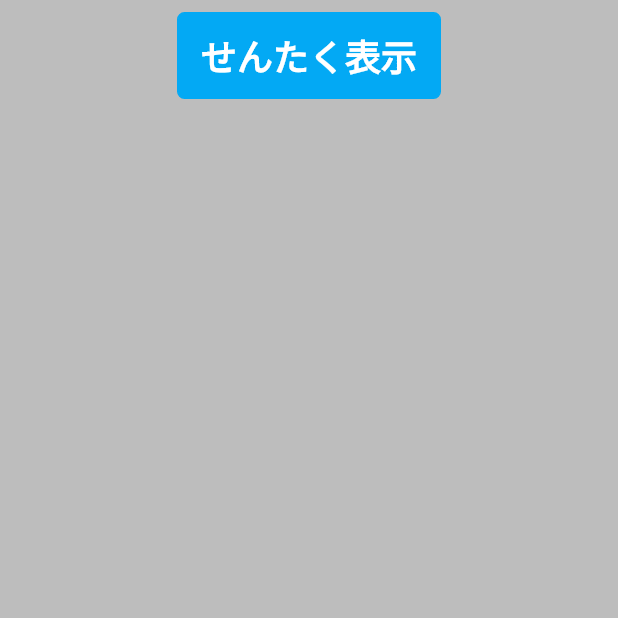
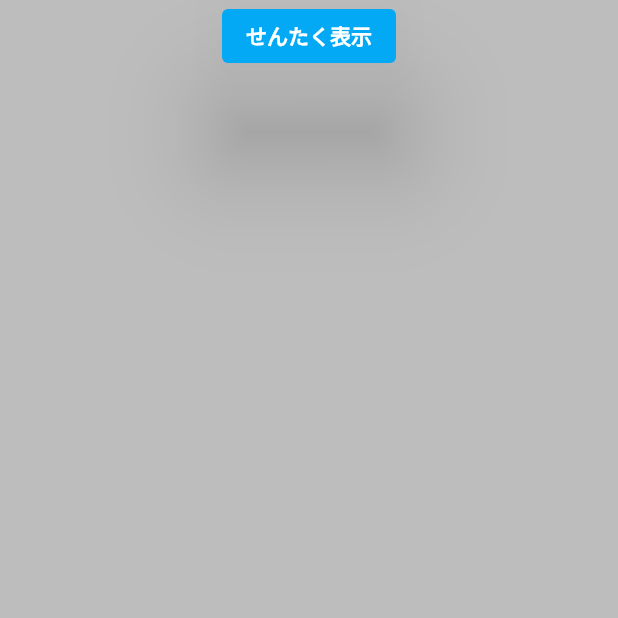
Before and after one commit to cygnu/washer_tag, a Flutter app: the screen it shows after launch, on a phone screen of 412 x 824 dp, the top half of it. Run offline on Flutter 3.47's test engine with Material 2 defaults, Android fonts, the phone set to English and light mode, and no system bars.

Commit message:
fix: Change button decorations

```diff
--- a/lib/screens/welcome_screen.dart
+++ b/lib/screens/welcome_screen.dart
@@ -15,32 +15,29 @@ class WelcomeScreen extends StatelessWidget {
             mainAxisAlignment: MainAxisAlignment.spaceBetween,
             crossAxisAlignment: CrossAxisAlignment.stretch,
             children: [
-              TextButton(
+              Row(
+                mainAxisAlignment: MainAxisAlignment.center,
+                children: [
+                  ElevatedButton(
                     onPressed: () => Navigator.push(
                       context,
                       MaterialPageRoute(
                         builder: (_) => const QuestionScreen(),
                       ),
                     ),
-                child: Container(
-                  decoration: BoxDecoration(
-                    color: Colors.lightBlue,
-                    border: Border.all(color: Colors.lightBlue),
-                    borderRadius: BorderRadius.circular(5.0),
-                  ),
-                  padding: const EdgeInsets.symmetric(
-                    horizontal: 15.0,
-                    vertical: 10.0,
-                  ),
                     child: const Text(
                       "せんたく表示",
                       style: TextStyle(
                         color: Colors.white,
-                      fontSize: 24.0,
                         fontWeight: FontWeight.bold,
                       ),
                     ),
+                    style: ElevatedButton.styleFrom(
+                      primary: Colors.lightBlue,
+                      elevation: 32.0,
                     ),
+                  ),
+                ],
               ),
             ],
           ),
```
Lines whose indentation alone changed are shown as unchanged.
